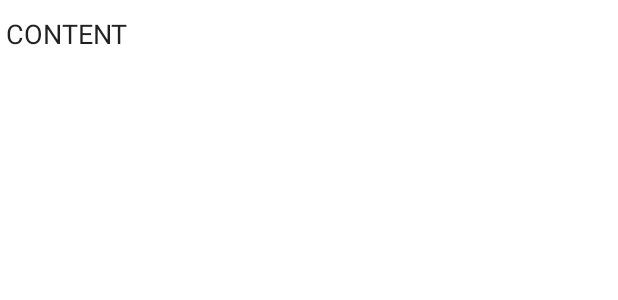
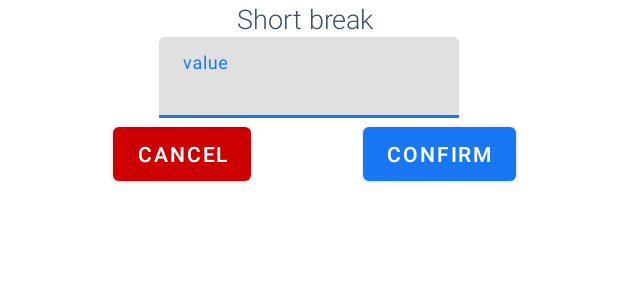
Before and after one commit to appengineeringlab/fokusapp, an Android app: the layout fragment_settings_dialog.xml on its own in the app's theme, with its tools: preview values and no code run, on a phone screen of 412 x 824 dp. Shown: the top 300 px of the screen. Run offline under Robolectric (Android 15) with nearby library versions, the phone set to English and light mode, and no system bars.

Commit message:
Color showed in settings.

```diff
--- a/app/src/main/res/layout/fragment_settings_dialog.xml
+++ b/app/src/main/res/layout/fragment_settings_dialog.xml
@@ -1,9 +1,62 @@
 <?xml version="1.0" encoding="utf-8"?>
 <FrameLayout xmlns:android="http://schemas.android.com/apk/res/android"
+    xmlns:app="http://schemas.android.com/apk/res-auto"
     android:orientation="vertical" android:layout_width="match_parent"
-    android:layout_height="wrap_content">
-    <EditText
-        android:layout_width="wrap_content"
-        android:layout_height="wrap_content"
-        android:text="CONTENT"></EditText>
+    android:layout_height="match_parent">
+
+    <androidx.constraintlayout.widget.ConstraintLayout
+        android:id="@+id/settings_dialog_cl_container"
+        android:layout_width="match_parent"
+        android:layout_height="match_parent">
+
+        <TextView
+            android:id="@+id/settings_dialog_tv_field_name"
+            android:layout_width="wrap_content"
+            android:layout_height="wrap_content"
+            android:fontFamily="sans-serif-light"
+            android:text="Short break "
+            android:textColor="@color/colorAccentDark"
+            android:textSize="18sp"
+            app:layout_constraintEnd_toEndOf="parent"
+            app:layout_constraintStart_toStartOf="parent"
+            app:layout_constraintTop_toTopOf="parent"></TextView>
+
+        <com.google.android.material.textfield.TextInputLayout
+            android:id="@+id/textInputLayout"
+            style="@style/Widget.MaterialComponents.TextInputLayout.FilledBox.Dense"
+            android:layout_width="200dp"
+            android:layout_height="wrap_content"
+            android:hint="value"
+            app:layout_constraintEnd_toEndOf="parent"
+            app:layout_constraintStart_toStartOf="parent"
+            app:layout_constraintTop_toBottomOf="@+id/settings_dialog_tv_field_name">
+
+            <com.google.android.material.textfield.TextInputEditText
+                android:layout_width="match_parent"
+                android:layout_height="wrap_content" />
+
+        </com.google.android.material.textfield.TextInputLayout>
+
+        <com.google.android.material.button.MaterialButton
+            android:id="@+id/material_button"
+            android:layout_width="wrap_content"
+            android:layout_height="wrap_content"
+            android:layout_marginEnd="68dp"
+
+            android:layout_marginRight="68dp"
+            android:text="CONFIRM"
+            app:layout_constraintEnd_toEndOf="parent"
+            app:layout_constraintTop_toBottomOf="@+id/textInputLayout" />
+
+        <com.google.android.material.button.MaterialButton
+            android:id="@+id/material_button2"
+            android:layout_width="wrap_content"
+            android:layout_height="wrap_content"
+            android:text="CANCEL"
+            app:backgroundTint="@android:color/holo_red_dark"
+            app:layout_constraintEnd_toStartOf="@+id/material_button"
+            app:layout_constraintStart_toStartOf="parent"
+            app:layout_constraintTop_toBottomOf="@+id/textInputLayout" />
+
+    </androidx.constraintlayout.widget.ConstraintLayout>
 </FrameLayout>
```
Also changed, not shown: app/src/main/java/com/labappengineering/pomodoro/settings/SettingsActivity.kt (+14 -14 lines), app/src/main/java/com/labappengineering/pomodoro/settings/SettingsAdapter.kt (+9 -1 lines), app/src/main/java/com/labappengineering/pomodoro/settings/SettingsDialog.kt (+2 -5 lines), app/src/main/res/layout/settings_list_item.xml (+12 -2 lines).
